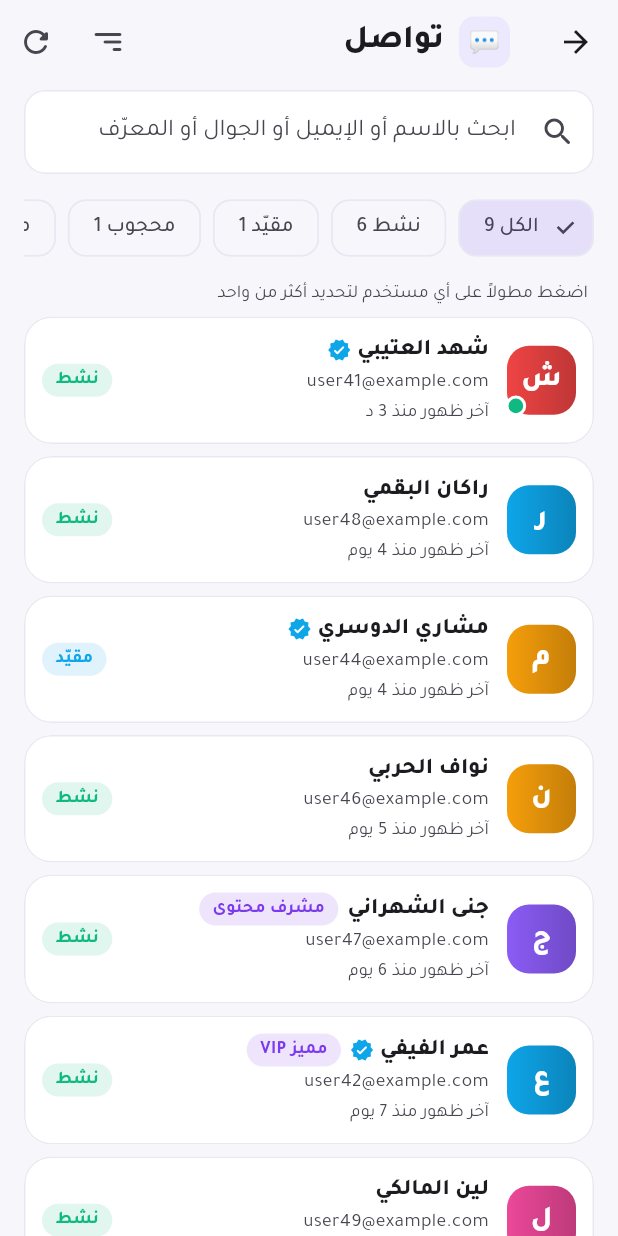
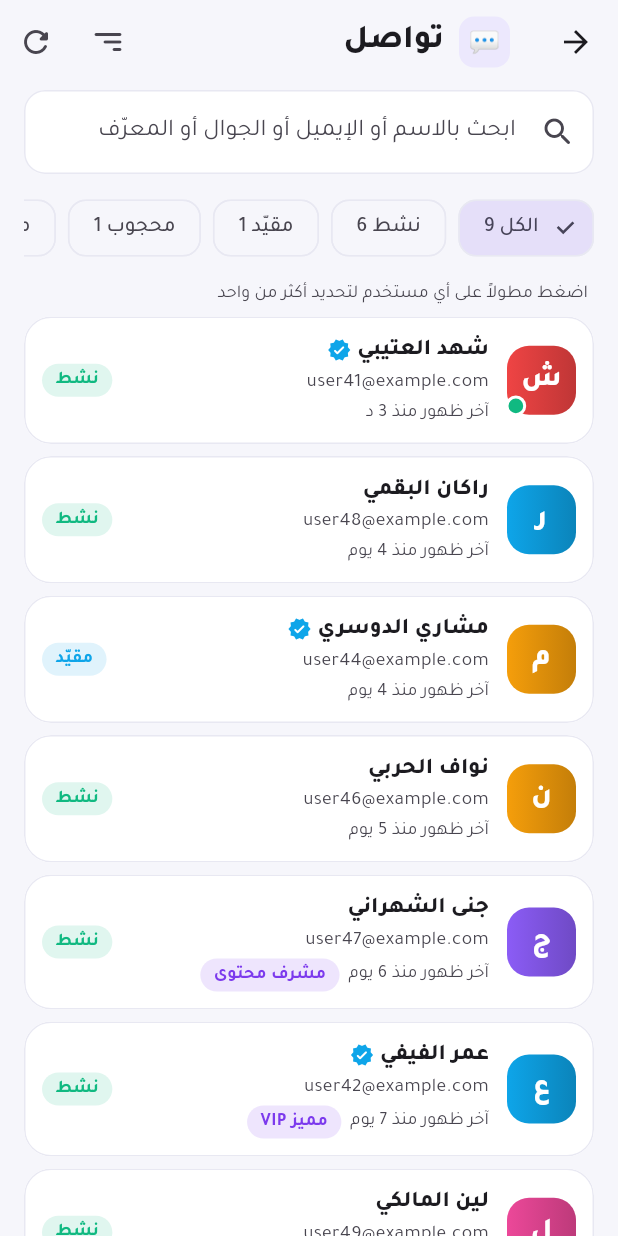
Before and after one commit to al3m6i89-mind-ai/Repository-name, a Flutter app: the screen it shows after launch, after a tap on "جرّب ببيانات تجريبية", after a tap on "عرض الكل", after a tap on "تواصل", on a phone screen of 412 x 824 dp. Run offline on Flutter 3.47's test engine with Material 3 defaults, Android fonts, the phone set to English and light mode, and no system bars; our stand-ins replace file_picker, shared_preferences; missing offline and left inert: dart_jsonwebtoken; accounts and stored records are empty.

Commit message:
Fix layout on small phones and large text
Fixed-height grids, wrapping role badge, ellipsized pills, header height that
follows text size, and full-width tabs. Widget test now also runs at 360dp
with 1.3x text.

Co-Authored-By: Claude Opus 5.5 <noreply@anthropic.com>
Claude-Session: https://claude.ai/code/session_01QofEb3cZYskxeqyhyxrSWt

```diff
--- a/lib/screens/dashboard_screen.dart
+++ b/lib/screens/dashboard_screen.dart
@@ -156,13 +156,15 @@ class _DashboardScreenState extends State<DashboardScreen> {
 
     return [
       const SectionTitle('نظرة عامة'),
-      GridView.count(
-        crossAxisCount: cols,
+      GridView(
         shrinkWrap: true,
         physics: const NeverScrollableScrollPhysics(),
-        mainAxisSpacing: 10,
-        crossAxisSpacing: 10,
-        childAspectRatio: .95,
+        gridDelegate: SliverGridDelegateWithFixedCrossAxisCount(
+          crossAxisCount: cols,
+          mainAxisSpacing: 10,
+          crossAxisSpacing: 10,
+          mainAxisExtent: 124 * MediaQuery.textScalerOf(context).scale(1).clamp(1.0, 1.6),
+        ),
         children: [
           StatCard(label: 'نشط اليوم', value: '$today', icon: Icons.bolt_rounded, color: Brand.success),
           StatCard(label: 'جدد هذا الأسبوع', value: '$week', icon: Icons.person_add_alt_1_rounded, color: Brand.info),
--- a/lib/screens/users_screen.dart
+++ b/lib/screens/users_screen.dart
@@ -255,21 +255,19 @@ class _UsersScreenState extends State<UsersScreen> {
                         style: const TextStyle(fontWeight: FontWeight.w800, fontSize: 15), overflow: TextOverflow.ellipsis),
                   ),
                   if (u.verified) const Padding(padding: EdgeInsetsDirectional.only(start: 4), child: Icon(Icons.verified_rounded, size: 16, color: Brand.info)),
-                  if (u.role != 'user')
-                    Padding(
-                      padding: const EdgeInsetsDirectional.only(start: 6),
-                      child: Pill(userRoles[u.role] ?? u.role, color: Brand.violet),
-                    ),
                 ]),
                 const SizedBox(height: 2),
                 Text(u.email.isNotEmpty ? u.email : (u.phone.isNotEmpty ? u.phone : u.id),
                     style: TextStyle(color: cs.onSurfaceVariant, fontSize: 13), overflow: TextOverflow.ellipsis),
                 const SizedBox(height: 2),
-                Text('آخر ظهور ${fmtAgo(u.lastSeen)}', style: TextStyle(color: cs.onSurfaceVariant, fontSize: 12)),
+                Wrap(spacing: 6, runSpacing: 4, crossAxisAlignment: WrapCrossAlignment.center, children: [
+                  Text('آخر ظهور ${fmtAgo(u.lastSeen)}', style: TextStyle(color: cs.onSurfaceVariant, fontSize: 12)),
+                  if (u.role != 'user') Pill(userRoles[u.role] ?? u.role, color: Brand.violet),
+                ]),
               ]),
             ),
             const SizedBox(width: 8),
-            StatusPill(user: u),
+            ConstrainedBox(constraints: const BoxConstraints(maxWidth: 120), child: StatusPill(user: u)),
           ]),
         ),
       ),
--- a/lib/ui/widgets.dart
+++ b/lib/ui/widgets.dart
@@ -73,7 +73,12 @@ class Pill extends StatelessWidget {
         decoration: BoxDecoration(color: color.withValues(alpha: .13), borderRadius: BorderRadius.circular(20)),
         child: Row(mainAxisSize: MainAxisSize.min, children: [
           if (icon != null) ...[Icon(icon, size: 13, color: color), const SizedBox(width: 4)],
-          Text(text, style: TextStyle(color: color, fontSize: 12, fontWeight: FontWeight.w700, height: 1.2)),
+          Flexible(
+            child: Text(text,
+                maxLines: 1,
+                overflow: TextOverflow.ellipsis,
+                style: TextStyle(color: color, fontSize: 12, fontWeight: FontWeight.w700, height: 1.2)),
+          ),
         ]),
       );
 }
```
Also changed, not shown: lib/screens/user_detail_screen.dart (+10 -8 lines), 1 other file.
